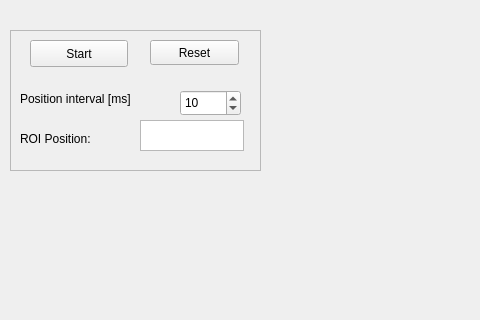
Qt form rpw_ui/resource/MyPlugin.ui (Marsunpaisti/RoboProject) before a commit; both pictures show x 0 to 480 and y 0 to 320 of the 677 by 463 pixel window.
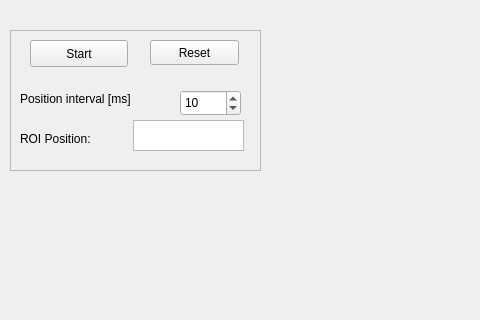
The same form after that commit.

Commit message: Coordinate to upper left corner

The edit to the form file:
```diff
--- a/rpw_ui/resource/MyPlugin.ui
+++ b/rpw_ui/resource/MyPlugin.ui
@@ -89,9 +89,9 @@
    <widget class="QTextEdit" name="position_edit">
     <property name="geometry">
      <rect>
-      <x>130</x>
+      <x>123</x>
       <y>90</y>
-      <width>104</width>
+      <width>111</width>
       <height>31</height>
      </rect>
     </property>
```
The commit also changes 2 other files.
